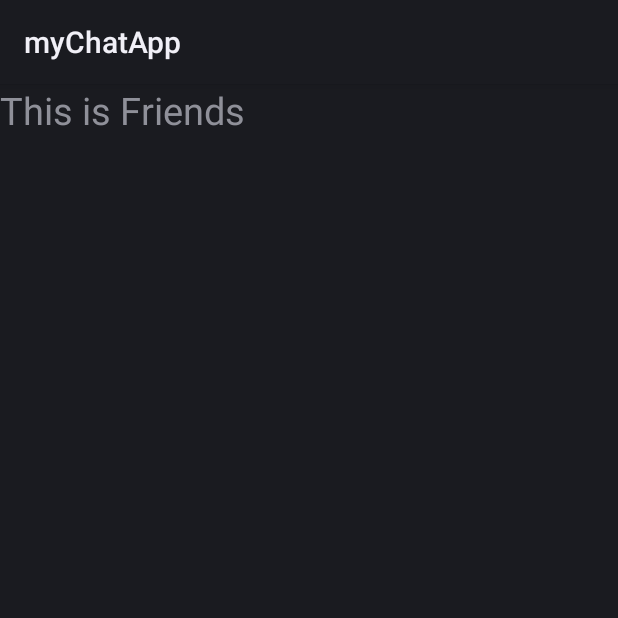
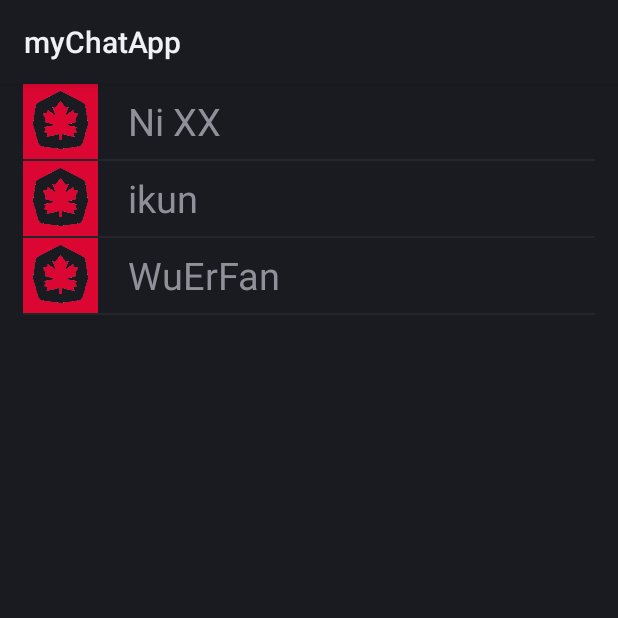
Before and after one commit to Gravesky/cmpt362_final_project, an Android app: the fragment ContactsFragment shown on its own in the app's theme, on a phone screen of 412 x 824 dp, the top half of it. Run offline under Robolectric (Android 15) with nearby library versions, the phone set to English and light mode, and no system bars; our stand-ins replace Room's generated code.

Commit message:
upload the contacts(Friends) layout

```diff
--- a/myChatApp/app/src/main/java/com/example/mychatapp/Contact/ContactsFragment.kt
+++ b/myChatApp/app/src/main/java/com/example/mychatapp/Contact/ContactsFragment.kt
@@ -1,14 +1,30 @@
 package com.example.mychatapp.Contact
 
+import android.content.Intent
 import android.os.Bundle
 import android.view.LayoutInflater
 import android.view.View
 import android.view.ViewGroup
+import android.widget.ListView
 import android.widget.TextView
 import androidx.fragment.app.Fragment
+import androidx.lifecycle.ViewModelProvider
 import com.example.mychatapp.R
+import com.example.mychatapp.data.UserMessages_Database.*
 
 class ContactsFragment: Fragment() {
+
+    //////////////////////////////临时设置DataBase，UI测试代码/////////////
+    private lateinit var database: UserMessagesDatabase
+    private lateinit var databaseDao: UserMessagesDatabaseDao
+    private lateinit var repository: UserMessagesRepository
+    private lateinit var viewModel: UserMessagesViewModel
+    private lateinit var factory: UserMessagesViewModelFactory
+    ////////////////////////////////////////////////////////////////////
+    private lateinit var myListView: ListView
+    private lateinit var myAdapter: MyContactsListAdapter
+    private lateinit var arrayList: ArrayList<UserMessages>
+
 
     private lateinit var view1: View
 
@@ -19,10 +35,39 @@ class ContactsFragment: Fragment() {
     ): View? {
         val view = inflater.inflate(R.layout.fragment_contacts, container, false)
 
+        myListView = view.findViewById(R.id.runHistoryListView)
+        database =  UserMessagesDatabase.getInstance(requireActivity())
+        databaseDao = database.userMessagesDatabaseDao
+        repository = UserMessagesRepository(databaseDao)
+        factory = UserMessagesViewModelFactory(repository)
+        viewModel = ViewModelProvider(requireActivity(), factory).get(UserMessagesViewModel::class.java)
+
+        arrayList = ArrayList()
+        myAdapter = MyContactsListAdapter(requireActivity(),arrayList)
+        myListView.adapter = myAdapter
+
+        viewModel.allUserMessagesLiveData.observe(requireActivity()){
+            println("debug: loading historyList")
+            myAdapter.replaceList(it)
+            println("debug: loading historyList2")
+            myAdapter.notifyDataSetChanged()
+            println("debug: loading historyList3")
+        }
+/*
+*/
+        myListView.setOnItemClickListener {parent,view,position,id->
 
 
+
+
+        }
 
         return view
     }
 
+    override fun onResume() {
+        super.onResume()
+        myAdapter.notifyDataSetChanged()
+    }
+
 }
--- a/myChatApp/app/src/main/java/com/example/mychatapp/Setting/SettingFragment.kt
+++ b/myChatApp/app/src/main/java/com/example/mychatapp/Setting/SettingFragment.kt
@@ -18,6 +18,11 @@ class SettingFragment: PreferenceFragmentCompat() {
 
     override fun onCreatePreferences(savedInstanceState: Bundle?, rootKey: String?) {
         setPreferencesFromResource(R.xml.preferences,rootKey)
+
+
+
+
+
 
 
         to_course = findPreference("TO_COURSE")!!
--- a/myChatApp/app/src/main/java/com/example/mychatapp/data/UserMessages_Database/UserMessagesViewModel.kt
+++ b/myChatApp/app/src/main/java/com/example/mychatapp/data/UserMessages_Database/UserMessagesViewModel.kt
@@ -4,6 +4,7 @@ import androidx.lifecycle.LiveData
 import androidx.lifecycle.ViewModel
 import androidx.lifecycle.ViewModelProvider
 import androidx.lifecycle.asLiveData
+import androidx.lifecycle.viewmodel.CreationExtras
 import java.lang.IllegalArgumentException
 
 class UserMessagesViewModel(private val repository: UserMessagesRepository): ViewModel() {
@@ -24,7 +25,7 @@ class UserMessagesViewModel(private val repository: UserMessagesRepository): Vie
 }
 
 class UserMessagesViewModelFactory(private val repository: UserMessagesRepository) : ViewModelProvider.Factory{
-    override fun<T: ViewModel> create(modelClass: Class<T>) : T{
+    override fun<T: ViewModel> create(modelClass: Class<T>,extras: CreationExtras) : T{
         if(modelClass.isAssignableFrom(UserMessagesViewModel::class.java))
             return UserMessagesViewModel(repository) as T
         throw IllegalArgumentException("Unknown ViewModel class")
--- a/myChatApp/app/src/main/res/layout/fragment_contacts.xml
+++ b/myChatApp/app/src/main/res/layout/fragment_contacts.xml
@@ -4,11 +4,6 @@
     android:layout_width="match_parent"
     android:layout_height="match_parent"
     android:orientation="vertical">
-    <TextView
-        android:layout_width="match_parent"
-        android:layout_height="wrap_content"
-        android:text="This is Friends"
-        android:textSize="25sp"/>
     <ListView
         android:id="@+id/runHistoryListView"
         android:layout_width="match_parent"
```
Also changed, not shown: myChatApp/app/src/main/java/com/example/mychatapp/Contact/MyContactsListAdapter.kt (+25 -7 lines), myChatApp/app/src/main/java/com/example/mychatapp/MainActivity.kt (+49 -0 lines).
